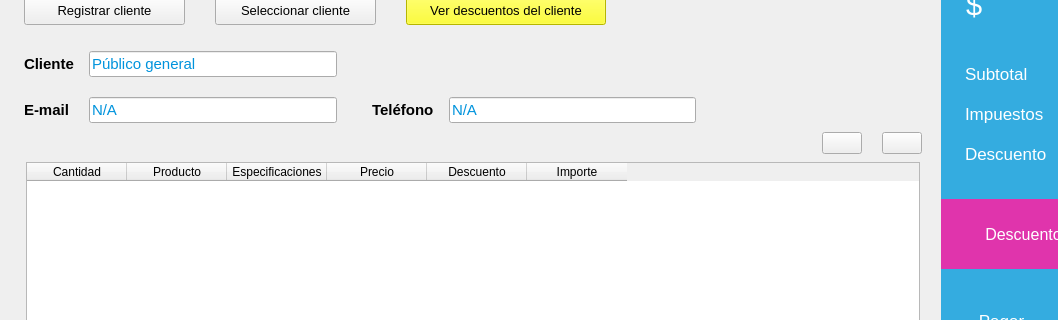
The window that designer/Ui_CrearVenta.ui (ivanperez-7/printpos) describes before a commit, drawn with Qt 5; both pictures show x 0 to 1058 and y 100 to 420 of the 1271 by 783 pixel window.
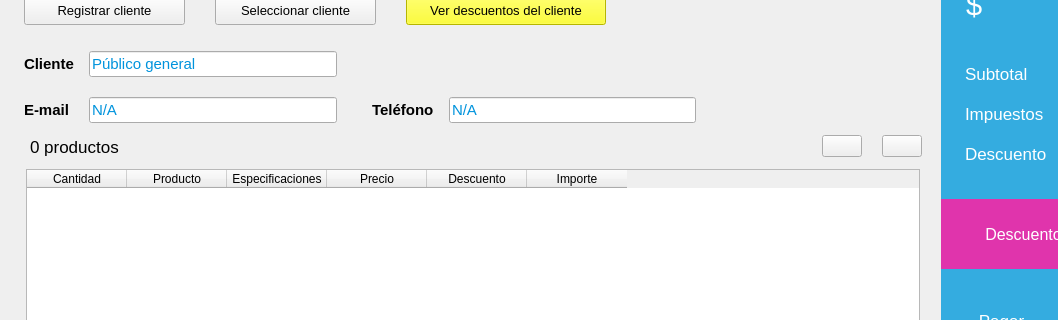
The same window after the commit. Icons and pictures are not drawn. Custom widgets are drawn as their Qt base class.

Patch:
```diff
--- a/designer/Ui_CrearVenta.ui
+++ b/designer/Ui_CrearVenta.ui
@@ -506,11 +506,32 @@
         <property name="frameShape">
          <enum>QFrame::NoFrame</enum>
         </property>
-        <layout class="QVBoxLayout" name="verticalLayout_3">
+        <layout class="QGridLayout" name="gridLayout_7">
          <property name="bottomMargin">
           <number>0</number>
          </property>
-         <item alignment="Qt::AlignRight|Qt::AlignTop">
+         <item row="0" column="0">
+          <widget class="QLabel" name="txtNumProds">
+           <property name="font">
+            <font>
+             <pointsize>13</pointsize>
+            </font>
+           </property>
+           <property name="styleSheet">
+            <string notr="true">QLabel {
+	padding-left: 2px;
+	padding-bottom: -5px;
+}</string>
+           </property>
+           <property name="text">
+            <string>0 productos</string>
+           </property>
+           <property name="alignment">
+            <set>Qt::AlignBottom|Qt::AlignLeading|Qt::AlignLeft</set>
+           </property>
+          </widget>
+         </item>
+         <item row="0" column="1" alignment="Qt::AlignRight">
           <widget class="QFrame" name="frame_11">
            <property name="sizePolicy">
             <sizepolicy hsizetype="Minimum" vsizetype="Minimum">
@@ -568,7 +589,7 @@
            </layout>
           </widget>
          </item>
-         <item>
+         <item row="1" column="0" colspan="2">
           <widget class="QFrame" name="frame_12">
            <property name="sizePolicy">
             <sizepolicy hsizetype="Expanding" vsizetype="Expanding">
@@ -647,7 +668,7 @@
            </layout>
           </widget>
          </item>
-         <item alignment="Qt::AlignBottom">
+         <item row="2" column="0" colspan="2">
           <widget class="QFrame" name="frame_13">
            <property name="sizePolicy">
             <sizepolicy hsizetype="Minimum" vsizetype="Minimum">
@@ -683,7 +704,7 @@
             <item>
              <widget class="QPlainTextEdit" name="txtComentarios">
               <property name="sizePolicy">
-               <sizepolicy hsizetype="Minimum" vsizetype="Minimum">
+               <sizepolicy hsizetype="Expanding" vsizetype="Minimum">
                 <horstretch>0</horstretch>
                 <verstretch>0</verstretch>
                </sizepolicy>
```
